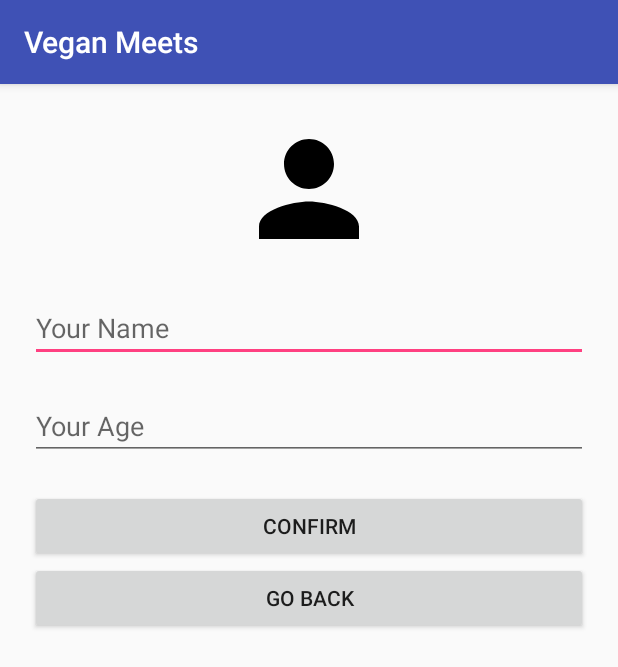
After one commit to Dhatab/VeganMeets, an Android app: the SettingsActivity screen opened directly, with no data from a screen before it, on a phone screen of 412 x 824 dp. The commit adds this screen. Shown: the top 667 px of the screen. Run offline under Robolectric (Android 15) with nearby library versions, the phone set to English and light mode, and no system bars; our stand-ins replace Firebase (no records; nobody signed in at launch, a user with empty details on screens opened directly); 1 statement that could not run was skipped.

Commit message:
Initial Commit

```diff
--- /dev/null
+++ b/app/src/main/java/com/veganmeets/SettingsActivity.java
@@ -0,0 +1,182 @@
+package com.veganmeets;
+
+import android.app.Activity;
+import android.content.Intent;
+import android.graphics.Bitmap;
+import android.net.Uri;
+import android.provider.MediaStore;
+import android.support.annotation.NonNull;
+import android.support.v7.app.AppCompatActivity;
+import android.os.Bundle;
+import android.view.View;
+import android.widget.Button;
+import android.widget.EditText;
+import android.widget.ImageView;
+
+import com.bumptech.glide.Glide;
+import com.google.android.gms.tasks.OnFailureListener;
+import com.google.android.gms.tasks.OnSuccessListener;
+import com.google.firebase.auth.FirebaseAuth;
+import com.google.firebase.database.DataSnapshot;
+import com.google.firebase.database.DatabaseError;
+import com.google.firebase.database.DatabaseReference;
+import com.google.firebase.database.FirebaseDatabase;
+import com.google.firebase.database.ValueEventListener;
+import com.google.firebase.storage.FirebaseStorage;
+import com.google.firebase.storage.StorageReference;
+import com.google.firebase.storage.UploadTask;
+
+import java.io.ByteArrayOutputStream;
+import java.io.IOException;
+import java.util.HashMap;
+import java.util.Map;
+
+public class SettingsActivity extends AppCompatActivity {
+
+    private EditText settingsName, settingsAge;
+    private Button settingsBack, settingsConfirm;
+    private ImageView settingsProPic;
+
+    private FirebaseAuth firebaseAuth;
+    private DatabaseReference databaseReference;
+
+    private String userID, name, age, profile_pic_url;
+    private Uri mUri;
+
+    @Override
+    protected void onCreate(Bundle savedInstanceState) {
+        super.onCreate(savedInstanceState);
+        setContentView(R.layout.activity_settings);
+        populateUI();
+
+        String userSex = getIntent().getExtras().getString("userSex");
+        firebaseAuth = FirebaseAuth.getInstance();
+        userID = firebaseAuth.getCurrentUser().getUid();
+        databaseReference = FirebaseDatabase.getInstance().getReference().child("Users").child(userSex).child(userID);
+
+        getUserInfo();
+
+        settingsProPic.setOnClickListener(new View.OnClickListener() {
+            @Override
+            public void onClick(View view) {
+                Intent intent = new Intent(Intent.ACTION_PICK);
+                intent.setType("image/*");
+                startActivityForResult(intent, 1);
+            }
+        });
+
+        settingsConfirm.setOnClickListener(new View.OnClickListener() {
+            @Override
+            public void onClick(View view) {
+                saveUserInfo();
+            }
+        });
+        settingsBack.setOnClickListener(new View.OnClickListener() {
+            @Override
+            public void onClick(View view) {
+                finish();
+            }
+        });
+    }
+
+    private void getUserInfo() {
+        databaseReference.addListenerForSingleValueEvent(new ValueEventListener() {
+            @Override
+            public void onDataChange(DataSnapshot dataSnapshot) {
+                if(dataSnapshot.exists() && dataSnapshot.getChildrenCount()>0){
+                    Map<String, Object> map = (Map<String, Object>) dataSnapshot.getValue();
+                    if(map.get("name") != null){
+                        name = map.get("name").toString();
+                        settingsName.setText(name);
+                    }
+                    if(map.get("age") != null){
+                        age = map.get("age").toString();
+                        settingsAge.setText(age);
+                    }
+                    if(map.get("profilePicURL") != null){
+                        profile_pic_url = map.get("profilePicURL").toString();
+                        Glide.with(getApplication()).load(profile_pic_url).into(settingsProPic);
+                    }
+                }
+            }
+
+            @Override
+            public void onCancelled(DatabaseError databaseError) {
+
+            }
+        });
+    }
+
+    private void saveUserInfo() {
+        name = settingsName.getText().toString();
+        age = settingsAge.getText().toString();
+
+        Map userInfo = new HashMap();
+        userInfo.put("name", name);
+        userInfo.put("age", age);
+        databaseReference.updateChildren(userInfo);
+
+        if(mUri != null){
+            final StorageReference filepath = FirebaseStorage.getInstance().getReference().child("profilePic").child(userID);
+            Bitmap bitmap = null;
+
+            try {
+                bitmap = MediaStore.Images.Media.getBitmap(getApplication().getContentResolver(), mUri);
+            } catch (IOException e) {
+                e.printStackTrace();
+            }
+
+            ByteArrayOutputStream byteArrayOutputStream = new ByteArrayOutputStream();
+            bitmap.compress(Bitmap.CompressFormat.JPEG, 20, byteArrayOutputStream);
+            final byte[] data = byteArrayOutputStream.toByteArray();
+            UploadTask uploadTask = filepath.putBytes(data);
+            uploadTask.addOnFailureListener(new OnFailureListener() {
+                @Override
+                public void onFailure(@NonNull Exception e) {
+                    finish();
+                }
+            });
+            uploadTask.addOnSuccessListener(new OnSuccessListener<UploadTask.TaskSnapshot>() {
+                @Override
+                public void onSuccess(UploadTask.TaskSnapshot taskSnapshot) {
+                    filepath.getDownloadUrl().addOnSuccessListener(new OnSuccessListener<Uri>() {
+                        @Override
+                        public void onSuccess(Uri uri) {
+                            Map userPic = new HashMap();
+                            userPic.put("profilePicURL", uri.toString());
+                            databaseReference.updateChildren(userPic);
+
+                            finish();
+                        }
+                    }).addOnFailureListener(new OnFailureListener() {
+                        @Override
+                        public void onFailure(@NonNull Exception e) {
+                            finish();
+                        }
+                    });
+                }
+            });
+
+        }else{
+            finish();
+        }
+    }
+
+    @Override
+    protected void onActivityResult(int requestCode, int resultCode, Intent data) {
+        super.onActivityResult(requestCode, resultCode, data);
+        if(requestCode == 1 && resultCode == Activity.RESULT_OK){
+            final Uri imageUri = data.getData();
+            mUri = imageUri;
+            settingsProPic.setImageURI(mUri);
+        }
+    }
+
+    private void populateUI(){
+        settingsName = (EditText) findViewById(R.id.settings_name);
+        settingsAge = (EditText) findViewById(R.id.settings_age);
+        settingsBack = (Button) findViewById(R.id.settings_back);
+        settingsConfirm = (Button) findViewById(R.id.settings_confirm);
+        settingsProPic = (ImageView) findViewById(R.id.settings_profile_pic);
+    }
+}
--- /dev/null
+++ b/app/src/main/res/drawable/ic_profile_pic.xml
@@ -0,0 +1,9 @@
+<vector xmlns:android="http://schemas.android.com/apk/res/android"
+        android:width="24dp"
+        android:height="24dp"
+        android:viewportWidth="24.0"
+        android:viewportHeight="24.0">
+    <path
+        android:fillColor="#FF000000"
+        android:pathData="M12,12c2.21,0 4,-1.79 4,-4s-1.79,-4 -4,-4 -4,1.79 -4,4 1.79,4 4,4zM12,14c-2.67,0 -8,1.34 -8,4v2h16v-2c0,-2.66 -5.33,-4 -8,-4z"/>
+</vector>
--- /dev/null
+++ b/app/src/main/res/layout/activity_settings.xml
@@ -0,0 +1,46 @@
+<?xml version="1.0" encoding="utf-8"?>
+<LinearLayout xmlns:android="http://schemas.android.com/apk/res/android"
+    xmlns:app="http://schemas.android.com/apk/res-auto"
+    xmlns:tools="http://schemas.android.com/tools"
+    android:layout_width="match_parent"
+    android:layout_height="match_parent"
+    tools:context="com.veganmeets.SettingsActivity"
+    android:orientation="vertical"
+    android:padding="20sp">
+
+    <ImageView
+        android:layout_width="100sp"
+        android:layout_height="100sp"
+        android:id="@+id/settings_profile_pic"
+        android:src="@drawable/ic_profile_pic"
+        android:layout_gravity="center"
+        android:layout_marginBottom="20sp"/>
+
+    <EditText
+        android:layout_width="match_parent"
+        android:layout_height="wrap_content"
+        android:id="@+id/settings_name"
+        android:hint="Your Name"
+        android:layout_marginBottom="20sp"/>
+
+    <EditText
+        android:layout_width="match_parent"
+        android:layout_height="wrap_content"
+        android:id="@+id/settings_age"
+        android:hint="Your Age"
+        android:layout_marginBottom="20sp"
+        android:inputType="number"/>
+
+    <Button
+        android:layout_width="match_parent"
+        android:layout_height="wrap_content"
+        android:id="@+id/settings_confirm"
+        android:text="Confirm"/>
+
+    <Button
+        android:layout_width="match_parent"
+        android:layout_height="wrap_content"
+        android:id="@+id/settings_back"
+        android:text="GO BACK"/>
+
+</LinearLayout>
```
Also changed, not shown: app/build.gradle (+9 -4 lines), app/src/main/AndroidManifest.xml (+8 -4 lines), app/src/main/java/com/veganmeets/MainActivity.java (+59 -16 lines), app/src/main/java/com/veganmeets/card_arrayAdapter.java (added, +40 -0 lines), app/src/main/java/com/veganmeets/cards_reference.java (added, +30 -0 lines), app/src/main/res/layout/activity_main.xml (+10 -1 lines), app/src/main/res/layout/item.xml (+41 -28 lines), app/src/main/res/drawable-hdpi/ic_action_name.png (added), app/src/main/res/drawable-mdpi/ic_action_name.png (added), app/src/main/res/drawable-xhdpi/ic_action_name.png (added), app/src/main/res/drawable-xxhdpi/ic_action_name.png (added).
